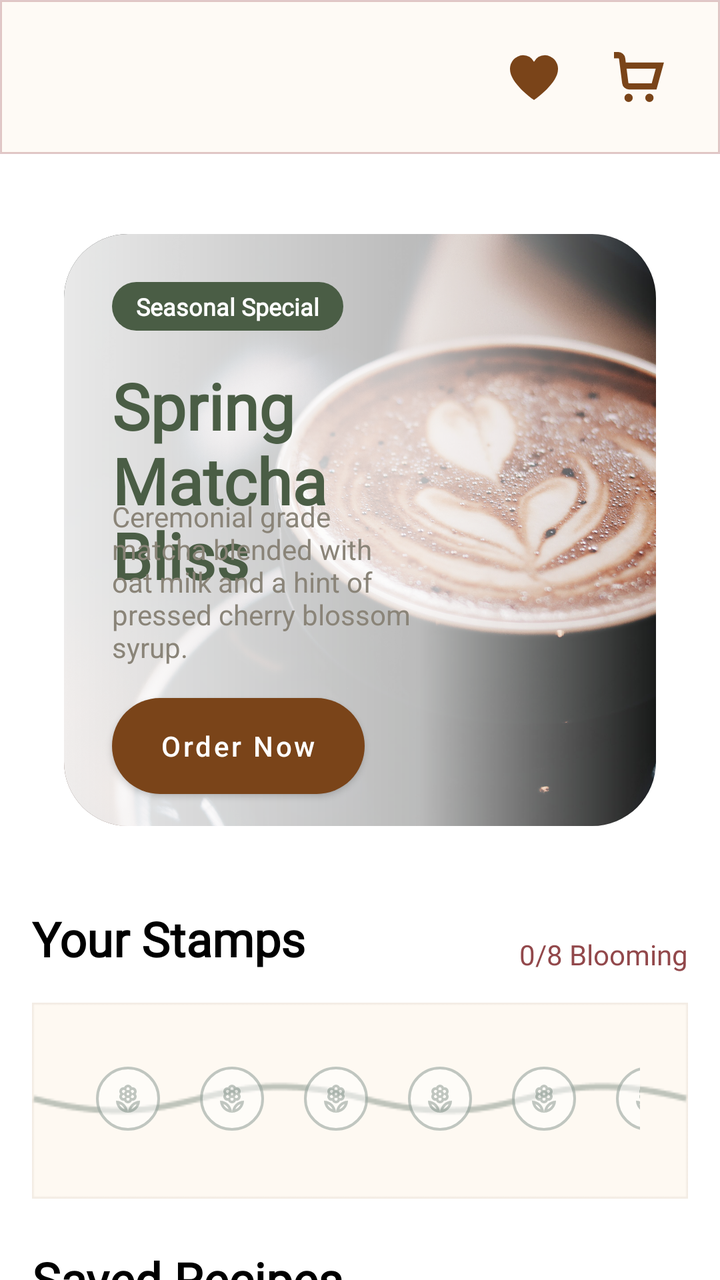
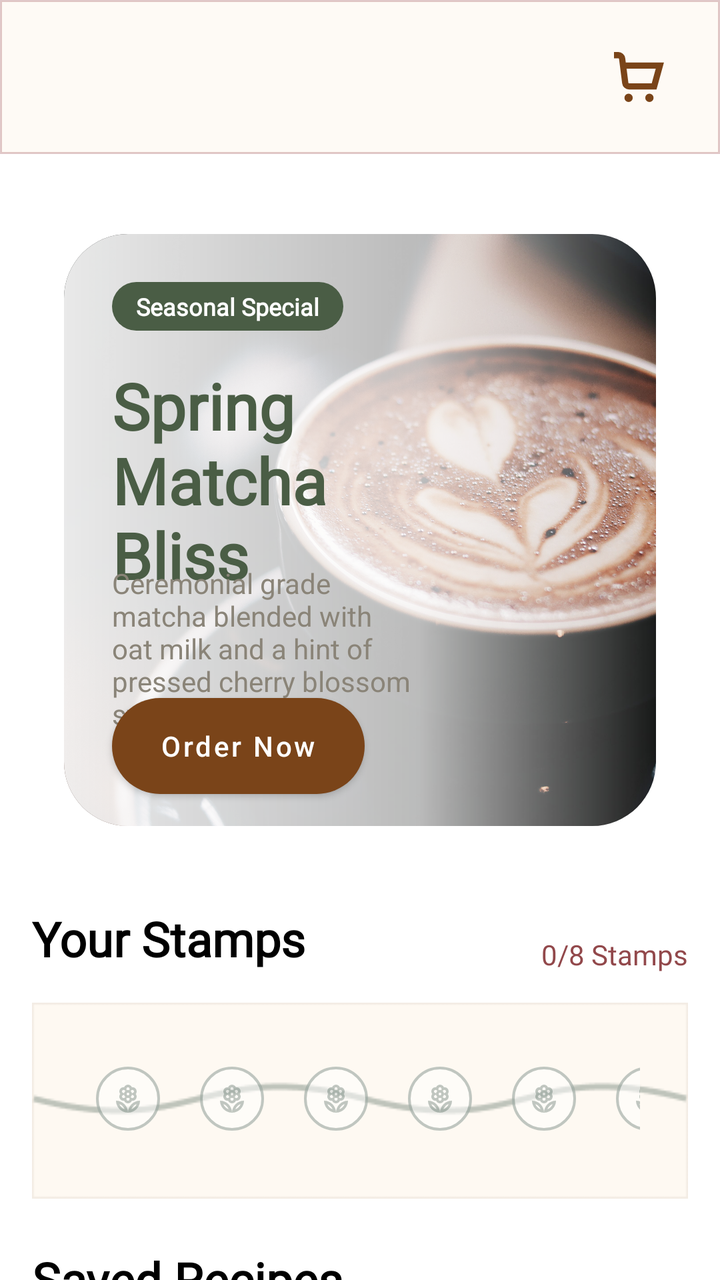

Screens rendered from an Android XML layout before and after an edit, with the pre-edit source and the edit as a unified diff.
<!-- AndroidManifest.xml: application theme Theme.PersonalMidterm -->
<!-- res/layout/fragment_home.xml -->
<?xml version="1.0" encoding="utf-8"?>
<androidx.core.widget.NestedScrollView xmlns:android="http://schemas.android.com/apk/res/android"
    xmlns:app="http://schemas.android.com/apk/res-auto"
    xmlns:tools="http://schemas.android.com/tools"
    android:theme="@style/Theme.PersonalMidterm"
    android:layout_width="match_parent"
    android:layout_height="match_parent"
    android:fillViewport="true">

    <LinearLayout
        android:layout_width="match_parent"
        android:layout_height="wrap_content"
        android:orientation="vertical">
        <include
            android:id="@+id/header"
            layout="@layout/layout_app_header" />

        <LinearLayout
            android:layout_width="match_parent"
            android:layout_height="wrap_content"
            android:orientation="vertical"
            android:paddingBottom="16dp"
            android:paddingLeft="16dp"
            android:paddingRight="16dp">



            
            <androidx.constraintlayout.widget.ConstraintLayout
                android:layout_width="match_parent"
                android:layout_height="wrap_content"
                android:layout_marginTop="24dp"
                android:padding="16dp">

                <com.google.android.material.card.MaterialCardView
                    android:id="@+id/hero_card"
                    android:layout_width="0dp"
                    android:layout_height="0dp"
                    app:cardCornerRadius="32dp"
                    app:layout_constraintHeight_max="378dp"
                    app:cardElevation="0dp"
                    app:layout_constraintDimensionRatio="1:1"
                    app:layout_constraintEnd_toEndOf="parent"
                    app:layout_constraintStart_toStartOf="parent"
                    app:layout_constraintTop_toTopOf="parent">

                    <androidx.constraintlayout.widget.ConstraintLayout
                        android:layout_width="match_parent"
                        android:layout_height="match_parent">

                        <ImageView
                            android:id="@+id/hero_image"
                            android:layout_width="match_parent"
                            android:layout_height="match_parent"
                            android:scaleType="centerCrop"
                            android:src="@drawable/coffee_1" />

                        <View
                            android:layout_width="match_parent"
                            android:layout_height="match_parent"
                            android:background="@drawable/hero_fade_overlay" />

                        <TextView
                            android:id="@+id/hero_badge"
                            android:layout_width="wrap_content"
                            android:layout_height="wrap_content"
                            android:layout_marginStart="24dp"
                            android:layout_marginTop="24dp"
                            android:background="@android:drawable/toast_frame"
                            android:backgroundTint="@color/theme_green_badge"
                            android:paddingHorizontal="12dp"
                            android:paddingVertical="4dp"
                            android:text="Seasonal Special"
                            android:textColor="@color/white"
                            android:fontFamily="@font/manrope_bold"
                            android:textSize="12sp"
                            android:textStyle="bold"
                            app:layout_constraintStart_toStartOf="parent"
                            app:layout_constraintTop_toTopOf="parent" />

                        <TextView
                            android:id="@+id/hero_title"
                            android:layout_width="0dp"
                            android:layout_height="wrap_content"
                            android:layout_marginStart="24dp"
                            android:layout_marginTop="16dp"
                            android:layout_marginEnd="100dp"
                            android:fontFamily="@font/playfairdisplay_bold"
                            android:text="Spring\nMatcha\nBliss"
                            android:textColor="@color/theme_green_badge"
                            android:textSize="32sp"
                            android:textStyle="bold"
                            app:layout_constraintEnd_toEndOf="parent"
                            app:layout_constraintStart_toStartOf="parent"
                            app:layout_constraintTop_toBottomOf="@id/hero_badge" />

                        <TextView
                            android:id="@+id/hero_description"
                            android:layout_width="0dp"
                            android:layout_height="wrap_content"
                            android:layout_marginStart="24dp"
                            android:layout_marginBottom="16dp"
                            android:layout_marginEnd="120dp"
                            android:text="Ceremonial grade matcha blended with oat milk and a hint of pressed cherry blossom syrup."
                            android:textColor="@color/theme_muted"
                            android:textSize="14sp"
                            app:layout_constraintEnd_toEndOf="parent"
                            app:layout_constraintStart_toStartOf="parent"
                            app:layout_constraintBottom_toTopOf="@id/hero_button" />

                        <com.google.android.material.button.MaterialButton
                            android:id="@+id/hero_button"
                            android:layout_width="wrap_content"
                            android:layout_height="wrap_content"
                            android:layout_marginStart="24dp"
                            android:layout_marginBottom="16dp"
                            android:layout_marginTop="16dp"
                            android:insetTop="0dp"
                            android:insetBottom="0dp"
                            android:paddingHorizontal="24dp"
                            android:text="Order Now"
                            android:textAllCaps="false"
                            android:textColor="@color/white"
                            app:backgroundTint="@color/theme_brown"
                            app:cornerRadius="24dp"
                            app:layout_constraintBottom_toBottomOf="parent"
                            app:layout_constraintStart_toStartOf="parent" />

                    </androidx.constraintlayout.widget.ConstraintLayout>

                </com.google.android.material.card.MaterialCardView>
            </androidx.constraintlayout.widget.ConstraintLayout>

            <include
                android:id="@+id/loyalty_card"
                layout="@layout/layout_loyalty" />

            
            <TextView
                android:layout_width="wrap_content"
                android:layout_height="wrap_content"
                android:text="Saved Recipes"
                android:textSize="24sp"
                android:fontFamily="@font/playfairdisplay_bold"
                android:textColor="@color/black"
                android:textStyle="bold" />

            <androidx.recyclerview.widget.RecyclerView
                android:id="@+id/saved_recipes_recycler"
                android:layout_width="match_parent"
                android:layout_height="wrap_content"
                android:layout_marginTop="8dp"
                app:layoutManager="androidx.recyclerview.widget.GridLayoutManager"
                tools:listitem="@layout/layout_recipe"
                tools:itemCount="4"
                app:spanCount="2" />

        </LinearLayout>
    </LinearLayout>

</androidx.core.widget.NestedScrollView>
<!-- res/layout/layout_app_header.xml (included above) -->
<?xml version="1.0" encoding="utf-8"?>
<androidx.constraintlayout.widget.ConstraintLayout xmlns:android="http://schemas.android.com/apk/res/android"
    xmlns:app="http://schemas.android.com/apk/res-auto"
    android:layout_width="match_parent"
    android:layout_height="wrap_content"
    android:padding="16dp"
    android:background="@drawable/bg_header">

    <ImageView
        android:id="@+id/back_button"
        android:layout_width="wrap_content"
        android:layout_height="wrap_content"
        android:src="@drawable/ic_back_arrow"
        android:visibility="gone"
        app:layout_constraintBottom_toBottomOf="parent"
        app:layout_constraintStart_toStartOf="parent"
        app:layout_constraintTop_toTopOf="parent" />

    <ImageButton
        android:id="@+id/user_avatar"
        android:layout_width="40dp"
        android:layout_height="40dp"
        android:src="@drawable/profile"
        android:scaleType="centerCrop"
        android:backgroundTint="@android:color/transparent"
        android:visibility="gone"
        app:layout_constraintBottom_toBottomOf="parent"
        app:layout_constraintStart_toStartOf="parent"
        app:layout_constraintTop_toTopOf="parent" />

    <LinearLayout
        android:id="@+id/greeting_container"
        android:layout_width="wrap_content"
        android:layout_height="wrap_content"
        android:layout_marginStart="12dp"
        android:orientation="vertical"
        android:visibility="gone"
        app:layout_constraintBottom_toBottomOf="parent"
        app:layout_constraintStart_toEndOf="@id/user_avatar"
        app:layout_constraintTop_toTopOf="parent">

        <TextView
            android:id="@+id/greeting_text"
            android:layout_width="wrap_content"
            android:layout_height="wrap_content"
            android:text="Good Morning,"
            android:textColor="@color/theme_brown"
            android:textStyle="bold"
            android:fontFamily="@font/playfairdisplay_bold"
            android:textSize="18sp" />

        <TextView
            android:id="@+id/greeting_subtitle"
            android:layout_width="wrap_content"
            android:layout_height="wrap_content"
            android:text="Ready for your daily brew?"
            android:textSize="12sp"
            android:fontFamily="@font/manrope_regular" />
    </LinearLayout>

    <TextView
        android:id="@+id/screen_title"
        android:layout_width="wrap_content"
        android:layout_height="wrap_content"
        android:textSize="24sp"
        android:textStyle="bold"
        android:text="Menu"
        android:textColor="@color/theme_brown"
        android:fontFamily="@font/playfairdisplay_bold"
        android:visibility="gone"
        app:layout_constraintBottom_toBottomOf="parent"
        app:layout_constraintEnd_toEndOf="parent"
        app:layout_constraintStart_toStartOf="parent"
        app:layout_constraintTop_toTopOf="parent" />


    <ImageButton
        android:id="@+id/cart_icon"
        android:layout_width="wrap_content"
        android:layout_height="wrap_content"
        android:src="@drawable/ic_cart"
        android:scaleType="fitCenter"
        app:tint="@color/theme_brown"
        android:backgroundTint="@android:color/transparent"
        android:visibility="visible"
        app:layout_constraintBottom_toBottomOf="parent"
        app:layout_constraintEnd_toEndOf="parent"
        app:layout_constraintTop_toTopOf="parent"
        />

    <ImageButton
        android:id="@+id/favorite_icon"
        android:layout_width="wrap_content"
        android:layout_height="wrap_content"
        app:tint="@color/theme_brown"
        android:src="@drawable/ic_full_heart"
        android:backgroundTint="@android:color/transparent"
        android:visibility="visible"
        app:layout_constraintBottom_toBottomOf="parent"
        app:layout_constraintEnd_toStartOf="@id/cart_icon"
        app:layout_constraintTop_toTopOf="parent"

        android:layout_marginEnd="4dp"/>

</androidx.constraintlayout.widget.ConstraintLayout>
<!-- res/layout/layout_loyalty.xml (included above) -->
<?xml version="1.0" encoding="utf-8"?>
<androidx.constraintlayout.widget.ConstraintLayout xmlns:android="http://schemas.android.com/apk/res/android"
    xmlns:app="http://schemas.android.com/apk/res-auto"
    android:id="@+id/loyalty_card"
    android:layout_width="match_parent"
    android:layout_height="wrap_content"
    android:layout_marginTop="24dp"
    android:layout_marginBottom="24dp">

<TextView
    android:id="@+id/your_reward_header"
    android:layout_width="wrap_content"
    android:layout_height="wrap_content"
    android:fontFamily="@font/playfairdisplay_bold"
    android:text="Your Stamps"
    android:textColor="@color/black"
    android:textSize="24sp"
    android:textStyle="bold"
    app:layout_constraintStart_toStartOf="parent"
    app:layout_constraintTop_toTopOf="parent" />
<TextView
    android:id="@+id/tv_stamps_count"
    android:layout_width="wrap_content"
    android:layout_height="wrap_content"
    app:layout_constraintEnd_toEndOf="parent"
    app:layout_constraintTop_toTopOf="parent"
    android:text="0/8 Blooming"
    android:textSize="14sp"
    android:textColor="@color/theme_maroon"
    android:fontFamily="@font/manrope_bold"
    app:layout_constraintBottom_toTopOf="@+id/loyalty_vine"/>

<HorizontalScrollView
    android:id="@+id/loyalty_vine"
    android:layout_width="0dp"
    android:layout_height="wrap_content"
    android:layout_marginTop="16dp"
    android:padding="24dp"
    android:scrollbars="none"
    android:background="@drawable/loyalty_bg"
    app:layout_constraintEnd_toEndOf="parent"
    app:layout_constraintStart_toStartOf="parent"
    app:layout_constraintTop_toBottomOf="@id/your_reward_header">

    <LinearLayout
        android:id="@+id/stamps_container"
        android:layout_width="wrap_content"
        android:layout_height="wrap_content"
        android:orientation="horizontal">
        
        <include layout="@layout/item_stamp_slot" />
        <include layout="@layout/item_stamp_slot" />
        <include layout="@layout/item_stamp_slot" />
        <include layout="@layout/item_stamp_slot" />
        <include layout="@layout/item_stamp_slot" />
        <include layout="@layout/item_stamp_slot" />
        <include layout="@layout/item_stamp_slot" />
        <include layout="@layout/item_stamp_slot" />
    </LinearLayout>
</HorizontalScrollView>
</androidx.constraintlayout.widget.ConstraintLayout>
<!-- res/layout/layout_recipe.xml (included above) -->
<?xml version="1.0" encoding="utf-8"?>
<androidx.constraintlayout.widget.ConstraintLayout xmlns:android="http://schemas.android.com/apk/res/android"
    xmlns:app="http://schemas.android.com/apk/res-auto"
    android:layout_width="match_parent"
    android:layout_height="wrap_content"
    >
    <com.google.android.material.card.MaterialCardView
        android:layout_width="wrap_content"
        android:layout_height="wrap_content"
        app:cardCornerRadius="24dp"
        android:background="@color/card_cream"
        android:layout_marginTop="8dp"
        android:layout_marginBottom="8dp"
        app:layout_constraintEnd_toEndOf="parent"
        app:layout_constraintStart_toStartOf="parent"
        app:layout_constraintTop_toTopOf="parent"
        app:layout_constraintBottom_toBottomOf="parent">

        <androidx.constraintlayout.widget.ConstraintLayout
            android:layout_width="match_parent"
            android:layout_height="wrap_content"
            android:padding="12dp"
            >
            <com.google.android.material.card.MaterialCardView
                android:id="@+id/recipe_photo"
                android:layout_width="wrap_content"
                android:layout_height="wrap_content"
                app:cardCornerRadius="16dp"
                app:cardElevation="0dp"
                app:layout_constraintHeight_max="145dp"
                app:layout_constraintWidth_max="145dp"
                app:layout_constraintDimensionRatio="1:1"
                app:layout_constraintStart_toStartOf="parent"
                app:layout_constraintTop_toTopOf="parent">
                    <ImageView
                    android:id="@+id/hero_image"
                    android:layout_width="match_parent"
                    android:layout_height="match_parent"
                    android:scaleType="centerCrop"
                    android:src="@drawable/coffee_1" />
            </com.google.android.material.card.MaterialCardView>
            <TextView
                android:id="@+id/recipe_name"
                android:layout_width="wrap_content"
                android:layout_height="wrap_content"
                app:layout_constraintStart_toStartOf="parent"
                app:layout_constraintTop_toBottomOf="@id/recipe_photo"
                android:text="Lavender Gray"
                android:fontFamily="@font/manrope_bold"
                android:textSize="14sp"
                android:layout_marginTop="8dp"/>
            <TextView
                android:layout_width="wrap_content"
                android:layout_height="wrap_content"
                app:layout_constraintStart_toStartOf="@id/recipe_name"
                app:layout_constraintTop_toBottomOf="@id/recipe_name"
                android:textColor="@color/theme_brown"
                android:text="100.000d"
                android:fontFamily="@font/manrope_bold"
                android:layout_marginTop="4dp"/>
        </androidx.constraintlayout.widget.ConstraintLayout>
    </com.google.android.material.card.MaterialCardView>
</androidx.constraintlayout.widget.ConstraintLayout>
<!-- res/layout/item_stamp_slot.xml (included above) -->
<?xml version="1.0" encoding="utf-8"?>
<FrameLayout xmlns:android="http://schemas.android.com/apk/res/android"
    android:layout_width="48dp"
    android:layout_height="48dp"
    android:layout_marginEnd="4dp">

    <ImageView
        android:id="@+id/stamp_icon"
        android:layout_width="match_parent"
        android:layout_height="match_parent"
        android:src="@drawable/empty_stamp"
        android:padding="8dp"/>
</FrameLayout>
<!-- resources referenced by this layout -->
<resources>
  <color name="black">#FF000000</color>
  <color name="card_cream">#FEF9F2</color>
  <color name="theme_brown">#7A4419</color>
  <color name="theme_green_badge">#4A5D45</color>
  <color name="theme_maroon">#92484B</color>
  <color name="theme_muted">#8A8478</color>
  <color name="white">#FFFFFFFF</color>
  <!-- drawable bg_header (drawable) -->
  <shape xmlns:android="http://schemas.android.com/apk/res/android">
      <solid android:color="#FEFAF5" />
      <stroke android:color="#519F5255"/>
      <stroke android:width="1dp"/>
  </shape>
  <!-- drawable coffee_1: jpg bitmap (drawable, 686583 bytes) -->
  <!-- drawable hero_fade_overlay (drawable) -->
  <?xml version="1.0" encoding="utf-8"?>
  <shape xmlns:android="http://schemas.android.com/apk/res/android">
      <gradient
          android:angle="0"
          android:startColor="#E6FFFFFF"
          android:centerColor="#B3FFFFFF"
          android:endColor="#00FFFFFF"
          android:centerX="0.6"
          android:type="linear" />
  </shape>
  <!-- drawable ic_back_arrow (drawable) -->
  <vector xmlns:android="http://schemas.android.com/apk/res/android"
      android:width="16dp"
      android:height="16dp"
      android:viewportWidth="16"
      android:viewportHeight="16">
    <path
        android:pathData="M3.825,9L9.425,14.6L8,16L0,8L8,0L9.425,1.4L3.825,7H16V9H3.825Z"
        android:fillColor="#8D4B00"/>
  </vector>
  <!-- drawable ic_cart (drawable) -->
  <vector xmlns:android="http://schemas.android.com/apk/res/android"
      android:width="25dp"
      android:height="25dp"
      android:viewportWidth="24"
      android:viewportHeight="24">
    <path
        android:fillColor="#FF000000"
        android:pathData="M7,22m-2,0a2,2 0,1 1,4 0a2,2 0,1 1,-4 0"/>
    <path
        android:fillColor="#FF000000"
        android:pathData="M17,22m-2,0a2,2 0,1 1,4 0a2,2 0,1 1,-4 0"/>
    <path
        android:fillColor="#FF000000"
        android:pathData="M5.654,5 L5.391,2.938A3.328,3.328 0,0 0,2.087 0H0V3H2.087a0.331,0.331 0,0 1,0.326 0.3l1.5,11.759A3.327,3.327 0,0 0,7.217 18H20.4L23.974,5ZM18.112,15H7.217a0.329,0.329 0,0 1,-0.325 -0.3L6.037,8h14Z"/>
  </vector>
  <!-- drawable ic_full_heart (drawable) -->
  <vector xmlns:android="http://schemas.android.com/apk/res/android"
      android:width="24dp"
      android:height="24dp"
      android:viewportWidth="24"
      android:viewportHeight="24">
    <path
        android:fillColor="#FF000000"
        android:pathData="M17.5,0.917a6.4,6.4 0,0 0,-5.5 3.3A6.4,6.4 0,0 0,6.5 0.917,6.8 6.8,0 0,0 0,7.967c0,6.775 10.956,14.6 11.422,14.932l0.578,0.409 0.578,-0.409C13.044,22.569 24,14.742 24,7.967A6.8,6.8 0,0 0,17.5 0.917Z"/>
  </vector>
  <style name="Theme.PersonalMidterm" parent="Theme.MaterialComponents.DayNight.NoActionBar">
          <item name="android:textColorPrimary">@color/text_primary</item>
          <item name="android:textColorSecondary">@color/text_primary</item>
          
          <item name="android:statusBarColor">?attr/colorPrimaryVariant</item>
          
      </style>
  <color name="text_primary">#1D1C18</color>
  <!-- unchanged entries left out for length: 3 -->
</resources>

<!-- the commit's change to res/layout/fragment_home.xml (unified diff, before → after) -->
@@ -53,7 +53,7 @@
                             android:layout_width="match_parent"
                             android:layout_height="match_parent"
                             android:scaleType="centerCrop"
-                            android:src="@drawable/coffee_1" />
+                            android:src="@drawable/drinks_dark_espresso" />
 
                         <View
                             android:layout_width="match_parent"
@@ -99,13 +99,13 @@
                             android:layout_width="0dp"
                             android:layout_height="wrap_content"
                             android:layout_marginStart="24dp"
-                            android:layout_marginBottom="16dp"
                             android:layout_marginEnd="120dp"
                             android:text="Ceremonial grade matcha blended with oat milk and a hint of pressed cherry blossom syrup."
                             android:textColor="@color/theme_muted"
                             android:textSize="14sp"
                             app:layout_constraintEnd_toEndOf="parent"
                             app:layout_constraintStart_toStartOf="parent"
+                            app:layout_constraintTop_toBottomOf="@id/hero_title"
                             app:layout_constraintBottom_toTopOf="@id/hero_button" />
 
                         <com.google.android.material.button.MaterialButton
@@ -257,11 +257,10 @@
         app:tint="@color/theme_brown"
         android:src="@drawable/ic_full_heart"
         android:backgroundTint="@android:color/transparent"
-        android:visibility="visible"
+        android:visibility="gone"
         app:layout_constraintBottom_toBottomOf="parent"
         app:layout_constraintEnd_toStartOf="@id/cart_icon"
         app:layout_constraintTop_toTopOf="parent"
-
         android:layout_marginEnd="4dp"/>
 
 </androidx.constraintlayout.widget.ConstraintLayout>
@@ -292,7 +291,7 @@
     android:layout_height="wrap_content"
     app:layout_constraintEnd_toEndOf="parent"
     app:layout_constraintTop_toTopOf="parent"
-    android:text="0/8 Blooming"
+    android:text="0/8 Stamps"
     android:textSize="14sp"
     android:textColor="@color/theme_maroon"
     android:fontFamily="@font/manrope_bold"
@@ -333,12 +332,13 @@
     xmlns:app="http://schemas.android.com/apk/res-auto"
     android:layout_width="match_parent"
     android:layout_height="wrap_content"
+
     >
     <com.google.android.material.card.MaterialCardView
         android:layout_width="wrap_content"
         android:layout_height="wrap_content"
         app:cardCornerRadius="24dp"
-        android:background="@color/card_cream"
+        android:backgroundTint="@color/card_cream"
         android:layout_marginTop="8dp"
         android:layout_marginBottom="8dp"
         app:layout_constraintEnd_toEndOf="parent"
@@ -367,7 +367,7 @@
                     android:layout_width="match_parent"
                     android:layout_height="match_parent"
                     android:scaleType="centerCrop"
-                    android:src="@drawable/coffee_1" />
+                    android:src="@drawable/drinks_dark_espresso" />
             </com.google.android.material.card.MaterialCardView>
             <TextView
                 android:id="@+id/recipe_name"
<!-- resource entries referenced after the edit -->
@@ -13,7 +13,7 @@
       <stroke android:color="#519F5255"/>
       <stroke android:width="1dp"/>
   </shape>
-  <!-- drawable coffee_1: jpg bitmap (drawable, 686583 bytes) -->
+  <!-- drawable drinks_dark_espresso: jpg bitmap (drawable, 686583 bytes) -->
   <!-- drawable hero_fade_overlay (drawable) -->
   <?xml version="1.0" encoding="utf-8"?>
   <shape xmlns:android="http://schemas.android.com/apk/res/android">
